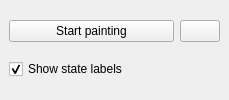
Above: tools/ltsgraph-qt/glwidget.ui from gijskant/mcrl2-pmc before the change. Below: the same form after it.
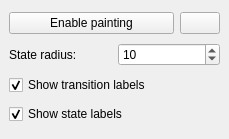
That is the form after the change.

Commit message: (LTSGraph-qt) Improved existing code and implemented help menu using tool base. Implemented state labels and extended GUI. Implemented export function including DimensionsDialog. Fixed problems with opening and exporting files. Added missing pretty print function for lts_fsm.

Patch:
```diff
--- a/tools/ltsgraph-qt/glwidget.ui
+++ b/tools/ltsgraph-qt/glwidget.ui
@@ -7,7 +7,7 @@
     <x>0</x>
     <y>0</y>
     <width>229</width>
-    <height>100</height>
+    <height>139</height>
    </rect>
   </property>
   <property name="font">
@@ -35,7 +35,7 @@
       <item>
        <widget class="QPushButton" name="btnPaint">
         <property name="text">
-         <string>Start painting</string>
+         <string>Enable painting</string>
         </property>
         <property name="checkable">
          <bool>true</bool>
@@ -60,6 +60,40 @@
       </item>
      </layout>
     </item>
+    <item>
+     <layout class="QHBoxLayout" name="horizontalLayout_2">
+      <item>
+       <widget class="QLabel" name="labelRadius">
+        <property name="text">
+         <string>State radius:</string>
+        </property>
+       </widget>
+      </item>
+      <item>
+       <widget class="QSpinBox" name="spinRadius">
+        <property name="minimum">
+         <number>1</number>
+        </property>
+        <property name="maximum">
+         <number>50</number>
+        </property>
+        <property name="value">
+         <number>10</number>
+        </property>
+       </widget>
+      </item>
+     </layout>
+    </item>
+    <item>
+     <widget class="QCheckBox" name="cbTransitionLabels">
+      <property name="text">
+       <string>Show transition labels</string>
+      </property>
+      <property name="checked">
+       <bool>true</bool>
+      </property>
+     </widget>
+    </item>
     <item>
      <widget class="QCheckBox" name="cbStateLabels">
       <property name="text">
```
The commit also changes 17 other files.
